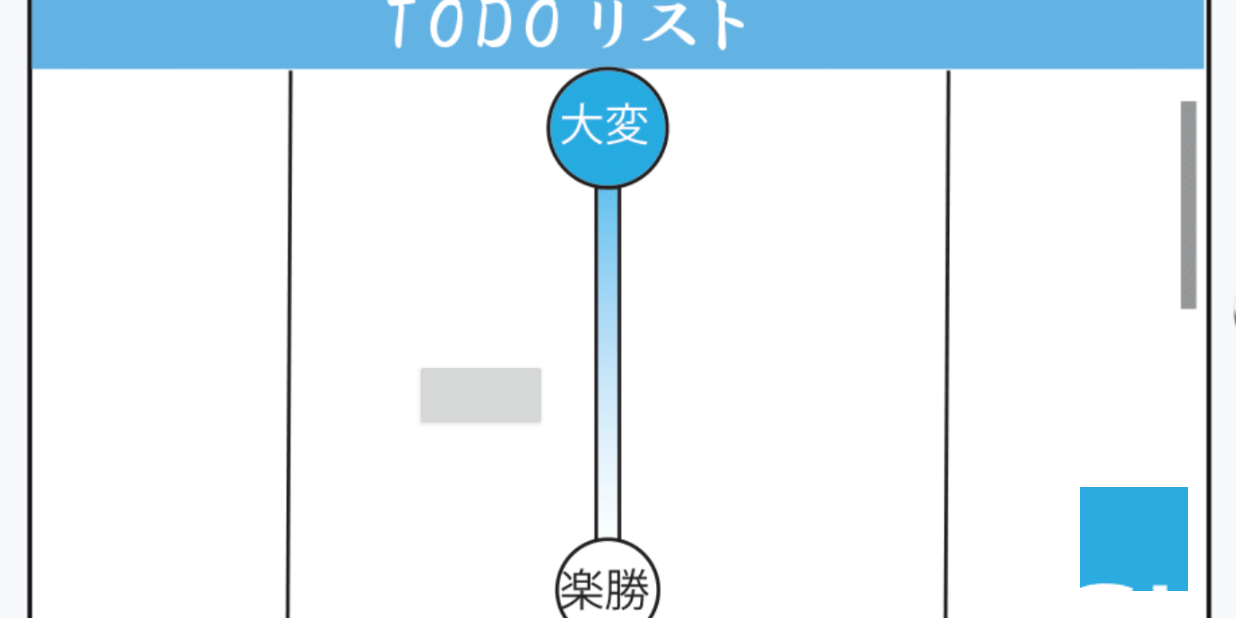
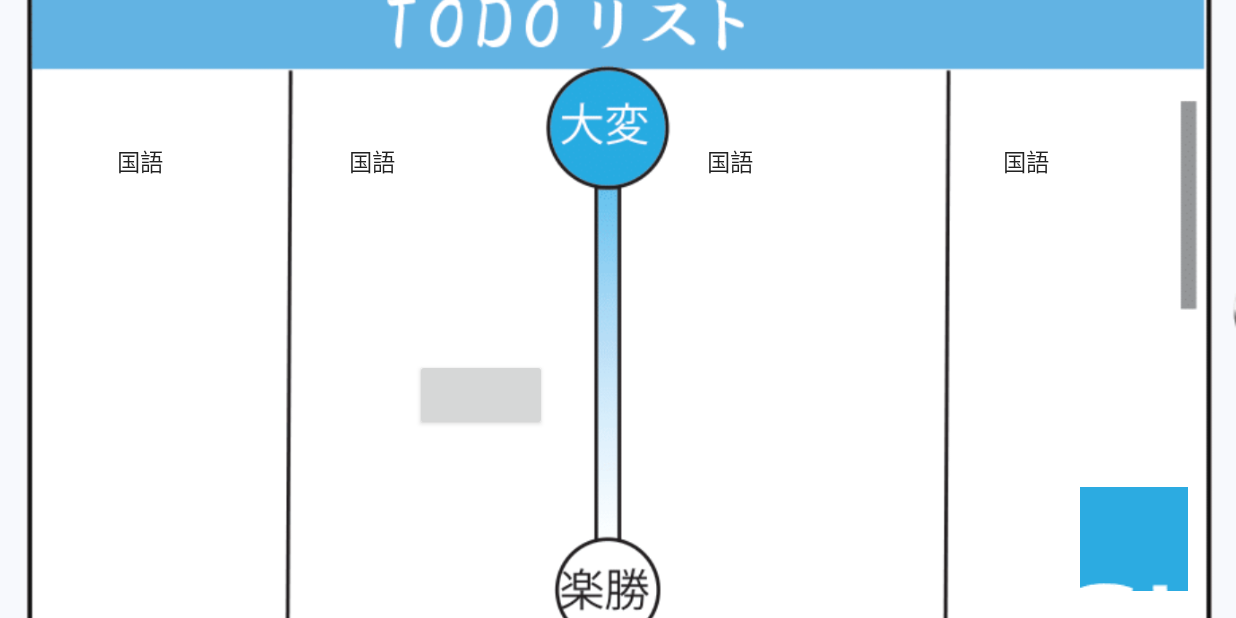
Before and after one commit to KOsyuki/Kakuben_AS, an Android app: the TODOlistActivity screen opened directly, with no data from a screen before it, on a phone screen of 824 x 412 dp (held sideways). Run offline under Robolectric (Android 15) with nearby library versions, the phone set to English and light mode, and no system bars.

Commit message:
スピナー追加

```diff
--- a/app/src/main/res/layout/activity_todolist.xml
+++ b/app/src/main/res/layout/activity_todolist.xml
@@ -45,4 +45,52 @@
         app:layout_constraintTop_toTopOf="@+id/imageView"
         app:layout_constraintVertical_bias="0.658" />
 
+    <Spinner
+        android:id="@+id/spinner"
+        android:layout_width="wrap_content"
+        android:layout_height="wrap_content"
+        android:entries="@array/list"
+        app:layout_constraintBottom_toBottomOf="parent"
+        app:layout_constraintEnd_toEndOf="@+id/imageView"
+        app:layout_constraintHorizontal_bias="0.103"
+        app:layout_constraintStart_toStartOf="@+id/imageView"
+        app:layout_constraintTop_toTopOf="@+id/imageView"
+        app:layout_constraintVertical_bias="0.245" />
+
+    <Spinner
+        android:id="@+id/spinner2"
+        android:layout_width="wrap_content"
+        android:layout_height="wrap_content"
+        android:entries="@array/list"
+        app:layout_constraintBottom_toBottomOf="parent"
+        app:layout_constraintEnd_toEndOf="@+id/imageView"
+        app:layout_constraintHorizontal_bias="0.33"
+        app:layout_constraintStart_toStartOf="@+id/imageView"
+        app:layout_constraintTop_toTopOf="@+id/imageView"
+        app:layout_constraintVertical_bias="0.245" />
+
+    <Spinner
+        android:id="@+id/spinner3"
+        android:layout_width="wrap_content"
+        android:layout_height="wrap_content"
+        android:entries="@array/list"
+        app:layout_constraintBottom_toBottomOf="parent"
+        app:layout_constraintEnd_toEndOf="@+id/imageView"
+        app:layout_constraintHorizontal_bias="0.681"
+        app:layout_constraintStart_toStartOf="@+id/imageView"
+        app:layout_constraintTop_toTopOf="@+id/imageView"
+        app:layout_constraintVertical_bias="0.245" />
+
+    <Spinner
+        android:id="@+id/spinner4"
+        android:layout_width="wrap_content"
+        android:layout_height="wrap_content"
+        android:entries="@array/list"
+        app:layout_constraintBottom_toBottomOf="parent"
+        app:layout_constraintEnd_toEndOf="@+id/imageView"
+        app:layout_constraintHorizontal_bias="0.972"
+        app:layout_constraintStart_toStartOf="@+id/imageView"
+        app:layout_constraintTop_toTopOf="@+id/imageView"
+        app:layout_constraintVertical_bias="0.245" />
+
 </androidx.constraintlayout.widget.ConstraintLayout>
--- a/app/src/main/res/values/strings.xml
+++ b/app/src/main/res/values/strings.xml
@@ -1,3 +1,27 @@
 <resources>
     <string name="app_name">格勉</string>
+
+    <string-array name="list">
+        <item>国語</item>
+        <item>現代文</item>
+        <item>古文</item>
+        <item>漢文</item>
+        <item>英語</item>
+        <item>リスニング</item>
+        <item>社会</item>
+        <item>地理</item>
+        <item>世界史</item>
+        <item>日本史</item>
+        <item>倫理</item>
+        <item>公民</item>
+        <item>数学</item>
+        <item>数学ⅠA</item>
+        <item>数学ⅡB</item>
+        <item>数学Ⅲ</item>
+        <item>理科</item>
+        <item>物理</item>
+        <item>化学</item>
+        <item>生物</item>
+        <item>その他</item>
+    </string-array>
 </resources>
```
